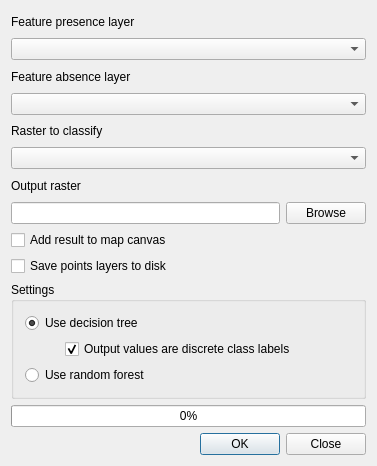
This is classifierdialogbase.ui in nextgis/dtclassifier as Qt 5 draws it before an edit. The edited form follows.
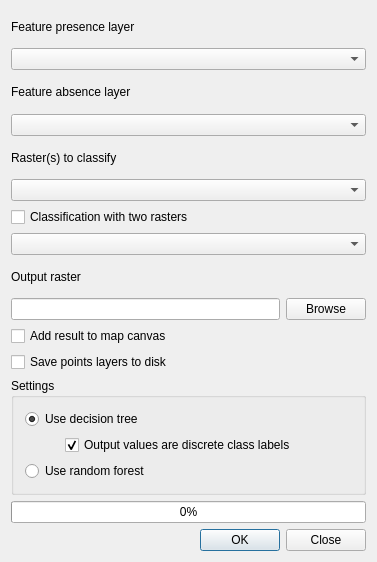
This is the edited form.

Commit message: classification with two rasters display points generation progress

Patch:
```diff
--- a/classifierdialogbase.ui
+++ b/classifierdialogbase.ui
@@ -7,7 +7,7 @@
     <x>0</x>
     <y>0</y>
     <width>377</width>
-    <height>466</height>
+    <height>562</height>
    </rect>
   </property>
   <property name="windowTitle">
@@ -37,12 +37,22 @@
    <item>
     <widget class="QLabel" name="label_3">
      <property name="text">
-      <string>Raster to classify</string>
+      <string>Raster(s) to classify</string>
      </property>
     </widget>
    </item>
    <item>
-    <widget class="QComboBox" name="cmbInputRaster"/>
+    <widget class="QComboBox" name="cmbFirstRaster"/>
+   </item>
+   <item>
+    <widget class="QCheckBox" name="twoRastersCheck">
+     <property name="text">
+      <string>Classification with two rasters</string>
+     </property>
+    </widget>
+   </item>
+   <item>
+    <widget class="QComboBox" name="cmbSecondRaster"/>
    </item>
    <item>
     <widget class="QLabel" name="label_4">
```
The commit also changes 2 other files.
